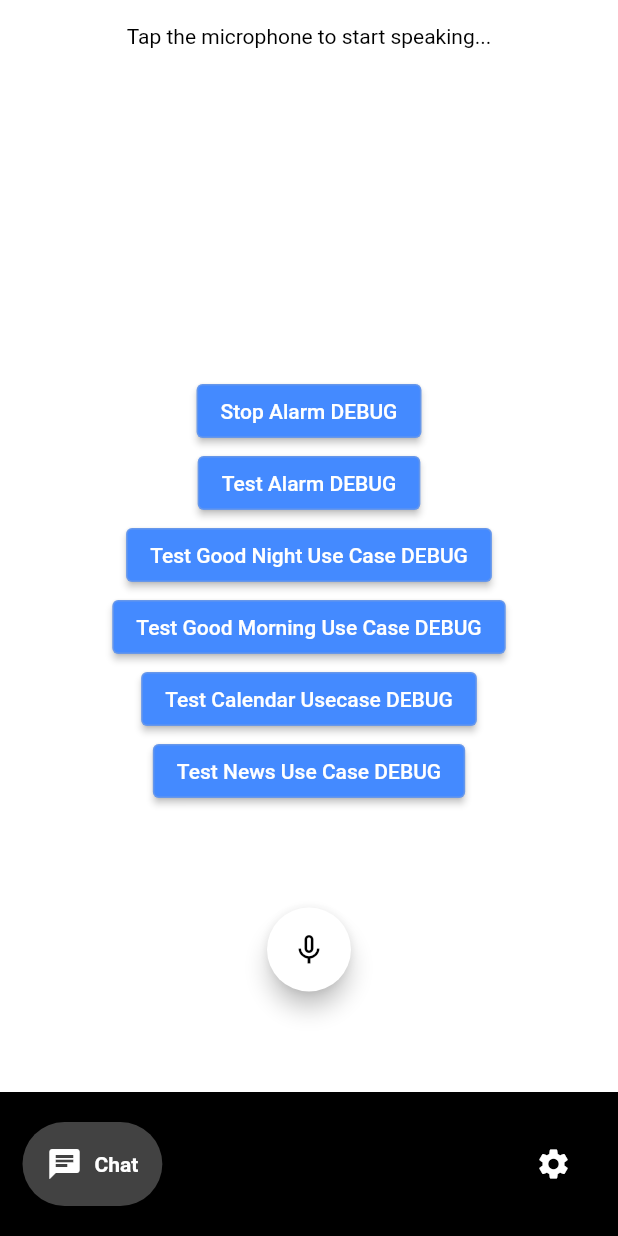
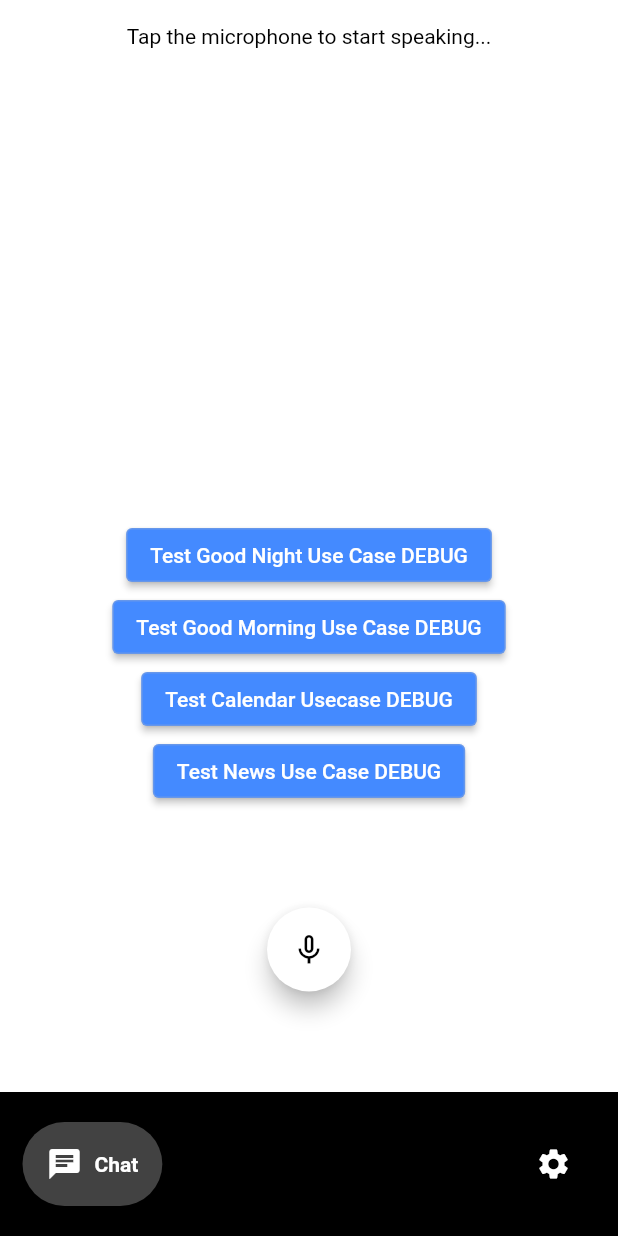
Before and after one commit to ASWE-PDA/Personal-Digital-Agent, a Flutter app: the screen it shows after launch, on a phone screen of 412 x 824 dp. Run offline on Flutter 3.47's test engine with Material 2 defaults, Android fonts, the phone set to English and light mode, and no system bars; drawn by our look-alikes of avatar_glow, google_nav_bar; our stand-ins replace flutter_local_notifications, flutter_tts, flutter_typeahead, geolocator, shared_preferences, speech_to_text and 2 more; missing offline and left inert: alarm, device_calendar, spotify_sdk, statemachine, tmdb_api.

Commit message:
remove old buttons

```diff
--- a/lib/chat.dart
+++ b/lib/chat.dart
@@ -62,7 +62,8 @@ class _ChatPageState extends State<ChatPage> {
       // State machine controller interface: push update with recognized words
       controller.update(lastWords);
 
-      if (["news", "inform me", "whats up"].any((element) => lastWords.contains(element))) {
+      if (["news", "inform me", "whats up"]
+          .any((element) => lastWords.contains(element))) {
         pushNewsScreen();
       }
     });
@@ -110,17 +111,6 @@ class _ChatPageState extends State<ChatPage> {
                   ),
                 ),
               ),
-              ElevatedButton(
-                  onPressed: () async {
-                    stopAlarm();
-                  },
-                  child: Text("Stop Alarm DEBUG")),
-              ElevatedButton(
-                  onPressed: () async {
-                    setAlarmByDateTime(
-                        DateTime.now().add(Duration(seconds: 10)));
-                  },
-                  child: Text("Test Alarm DEBUG")),
               ElevatedButton(
                   onPressed: () async {
                     GoodNightUseCase.instance.execute("good night");
```
